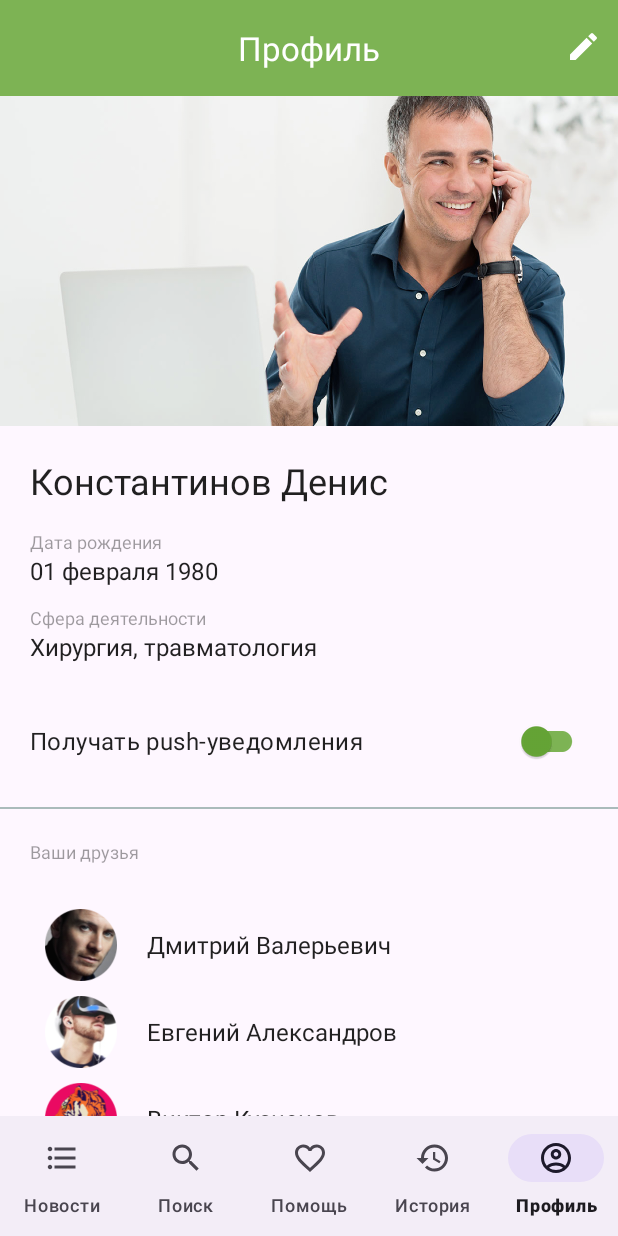
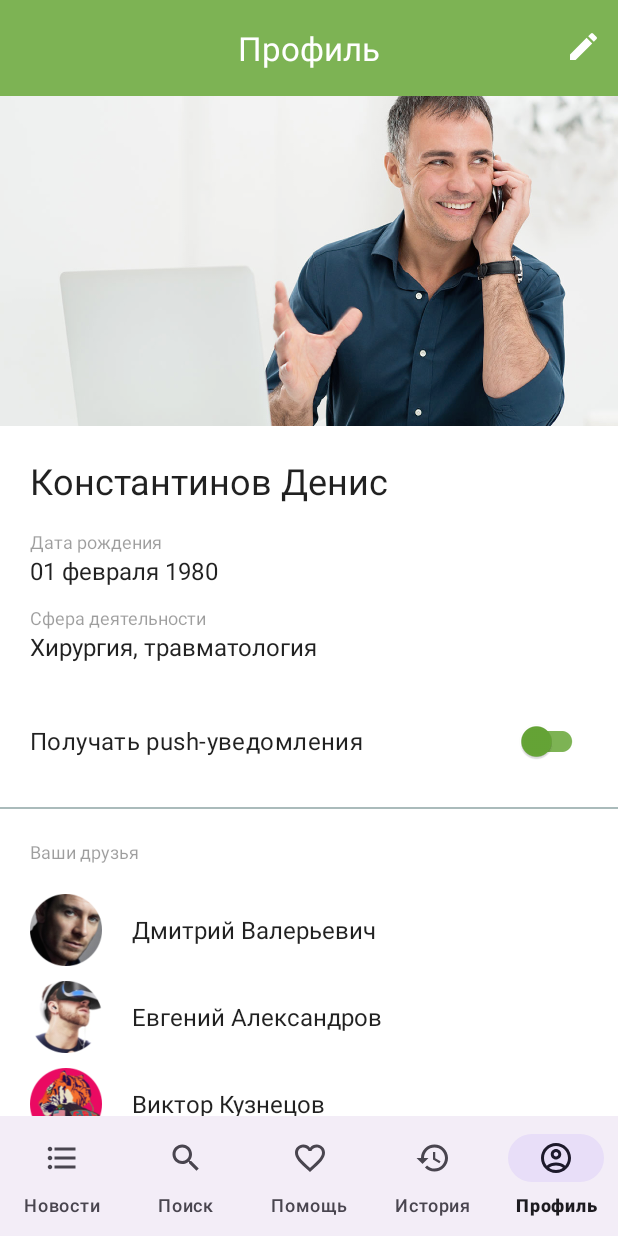
Before and after one commit to Dragon925/AndroidLearning, an Android app: the screen it shows after launch (MainActivity), on a phone screen of 412 x 824 dp. Run offline under Robolectric (Android 15) with nearby library versions, the phone set to English and light mode, and no system bars.

Commit message:
Поправил замечания в практическом задании по Блоку VI

```diff
--- a/app/src/main/java/com/github/dragon925/androidlearning/MainActivity.kt
+++ b/app/src/main/java/com/github/dragon925/androidlearning/MainActivity.kt
@@ -8,6 +8,9 @@ import androidx.core.splashscreen.SplashScreen.Companion.installSplashScreen
 import androidx.core.view.ViewCompat
 import androidx.core.view.WindowInsetsCompat
 import com.github.dragon925.androidlearning.databinding.ActivityMainBinding
+import com.github.dragon925.androidlearning.ui.adapters.FriendsListAdapter
+import com.github.dragon925.androidlearning.ui.adapters.SimpleItemDecoration
+import com.github.dragon925.androidlearning.ui.models.FriendItem
 
 class MainActivity : AppCompatActivity() {
     private lateinit var binding: ActivityMainBinding
@@ -50,9 +53,9 @@ class MainActivity : AppCompatActivity() {
             tvFieldOfActivity.text = "Хирургия, травматология"
             friendsAdapter.submitList(
                 listOf(
-                    FriendItem(R.drawable.avatar_1, "Дмитрий Валерьевич"),
-                    FriendItem(R.drawable.avatar_2, "Евгений Александров"),
-                    FriendItem(R.drawable.avatar_3, "Виктор Кузнецов"),
+                    FriendItem(1, R.drawable.avatar_1, "Дмитрий Валерьевич"),
+                    FriendItem(2, R.drawable.avatar_2, "Евгений Александров"),
+                    FriendItem(3, R.drawable.avatar_3, "Виктор Кузнецов"),
                 ),
             )
         }
--- a/app/src/main/java/com/github/dragon925/androidlearning/Utils.kt
+++ b/app/src/main/java/com/github/dragon925/androidlearning/ui/Utils.kt
@@ -1,4 +1,4 @@
-package com.github.dragon925.androidlearning
+package com.github.dragon925.androidlearning.ui
 
 import android.content.Context
 
--- a/app/src/main/java/com/github/dragon925/androidlearning/FriendsListAdapter.kt
+++ b/app/src/main/java/com/github/dragon925/androidlearning/ui/adapters/FriendsListAdapter.kt
@@ -1,10 +1,11 @@
-package com.github.dragon925.androidlearning
+package com.github.dragon925.androidlearning.ui.adapters
 
 import android.view.LayoutInflater
 import android.view.ViewGroup
 import androidx.recyclerview.widget.DiffUtil
 import androidx.recyclerview.widget.ListAdapter
 import androidx.recyclerview.widget.RecyclerView
+import com.github.dragon925.androidlearning.ui.models.FriendItem
 import com.github.dragon925.androidlearning.databinding.ItemFriendBinding
 
 class FriendsListAdapter :
@@ -42,7 +43,7 @@ class FriendsListAdapter :
         override fun areItemsTheSame(
             oldItem: FriendItem,
             newItem: FriendItem,
-        ): Boolean = oldItem == newItem
+        ): Boolean = oldItem.id == newItem.id
 
         override fun areContentsTheSame(
             oldItem: FriendItem,
--- a/app/src/main/java/com/github/dragon925/androidlearning/SimpleItemDecoration.kt
+++ b/app/src/main/java/com/github/dragon925/androidlearning/ui/adapters/SimpleItemDecoration.kt
@@ -1,15 +1,16 @@
-package com.github.dragon925.androidlearning
+package com.github.dragon925.androidlearning.ui.adapters
 
 import android.content.Context
 import android.graphics.Rect
 import android.view.View
 import androidx.recyclerview.widget.RecyclerView
+import com.github.dragon925.androidlearning.ui.dpToPx
 
 class SimpleItemDecoration(
     context: Context,
-    space: Int = 10,
+    spaceInDp: Int = 10,
 ) : RecyclerView.ItemDecoration() {
-    private val spaceInDp = context.dpToPx(space)
+    private val spaceInPx = context.dpToPx(spaceInDp)
 
     override fun getItemOffsets(
         outRect: Rect,
@@ -17,11 +18,8 @@ class SimpleItemDecoration(
         parent: RecyclerView,
         state: RecyclerView.State,
     ) {
-        outRect.left = spaceInDp
-        outRect.right = spaceInDp
-        outRect.bottom = spaceInDp
-        if (parent.getChildAdapterPosition(view) == 0) {
-            outRect.top = spaceInDp
+        if (parent.getChildAdapterPosition(view) != 0) {
+            outRect.top = spaceInPx
         }
     }
 }
--- a/app/src/main/java/com/github/dragon925/androidlearning/FriendItem.kt
+++ b/app/src/main/java/com/github/dragon925/androidlearning/ui/models/FriendItem.kt
@@ -1,6 +1,7 @@
-package com.github.dragon925.androidlearning
+package com.github.dragon925.androidlearning.ui.models
 
 data class FriendItem(
+    val id:Int,
     val avatarResId: Int,
     val name: String,
 )
--- a/app/src/main/res/values-night/themes.xml
+++ b/app/src/main/res/values-night/themes.xml
@@ -2,7 +2,11 @@
 <resources>
 
     <style name="Base.Theme.AndroidLearning" parent="Theme.Material3.DayNight.NoActionBar">
-
+        <item name="android:statusBarColor">@android:color/transparent</item>
+        <item name="android:windowTranslucentStatus">true</item>
+        <item name="colorPrimary">@color/leaf</item>
+        <item name="colorOnPrimary">@color/white</item>
+        <item name="android:colorBackground">@color/white</item>
     </style>
 
 </resources>
--- a/app/src/main/res/values/themes.xml
+++ b/app/src/main/res/values/themes.xml
@@ -5,6 +5,8 @@
         <item name="android:statusBarColor">@android:color/transparent</item>
         <item name="android:windowTranslucentStatus">true</item>
         <item name="colorPrimary">@color/leaf</item>
+        <item name="colorOnPrimary">@color/white</item>
+        <item name="android:colorBackground">@color/white</item>
     </style>
 
     <style name="Theme.App.Starting" parent="Theme.SplashScreen">
```
